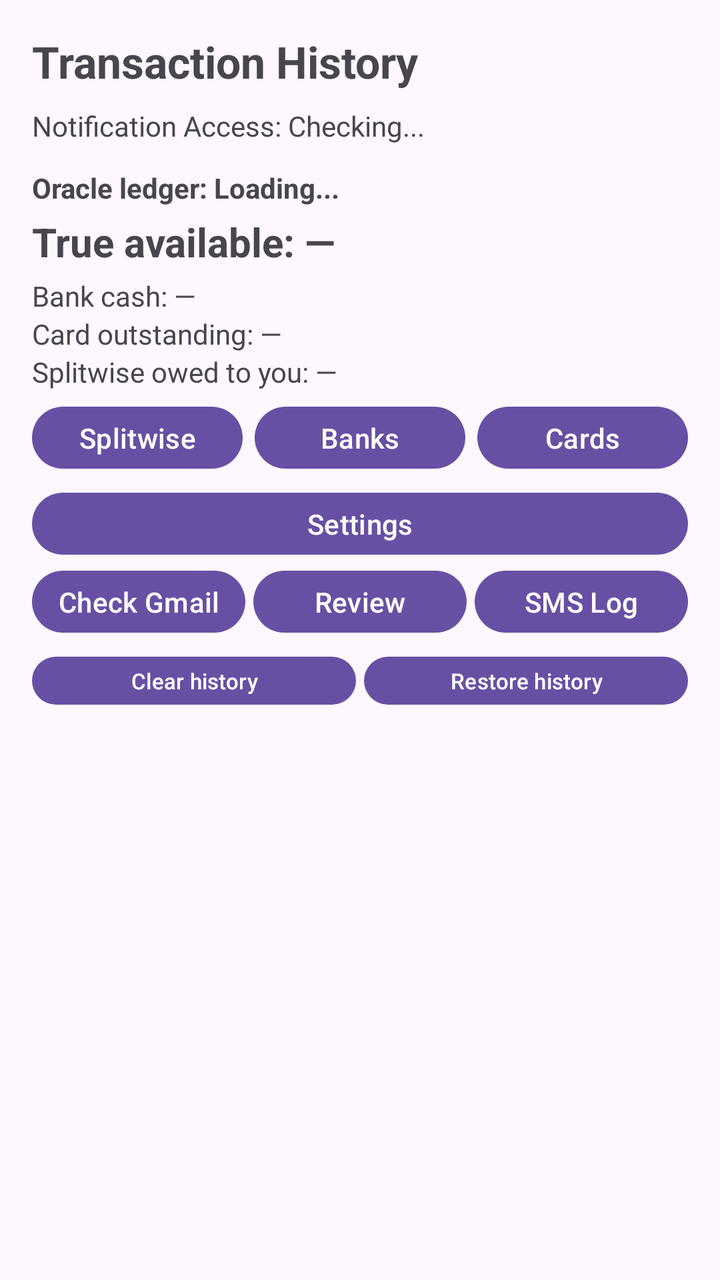
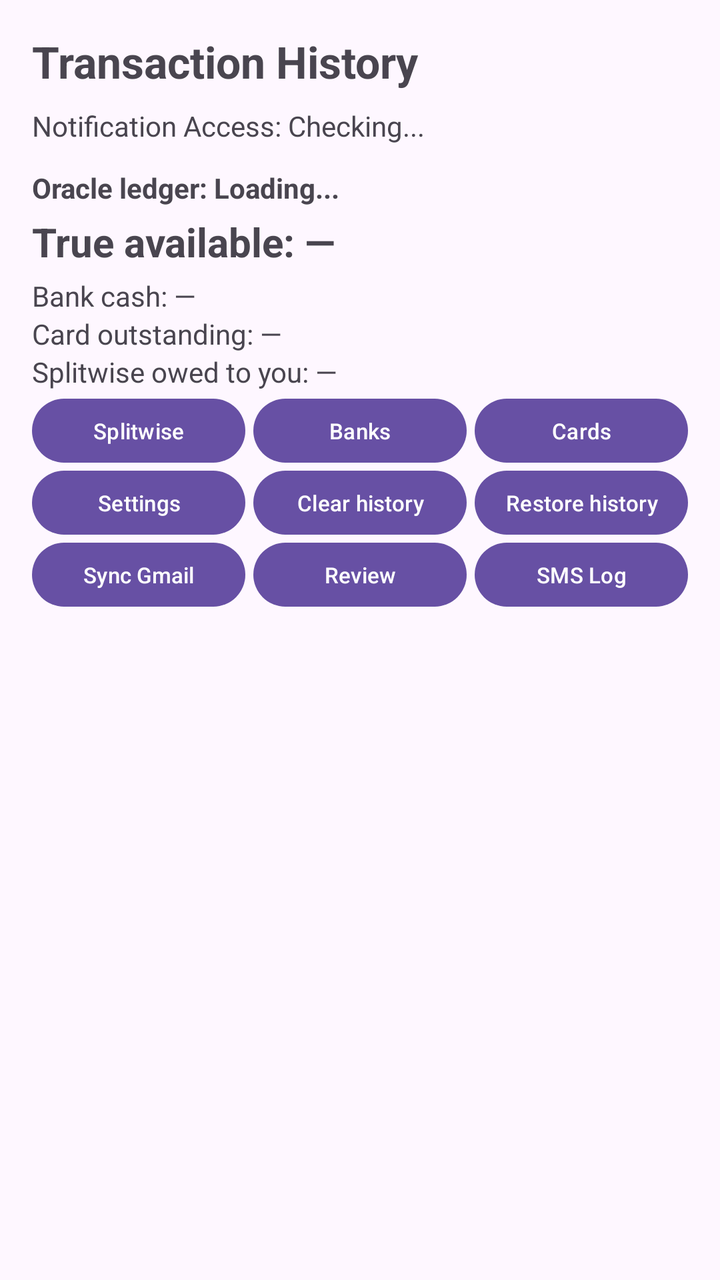

An Android layout rendered at two revisions. The XML below is the earlier revision; the diff shows what the commit changed to produce the second picture.
<!-- AndroidManifest.xml: application theme Theme.FinanceSMSTracker -->
<!-- res/layout/activity_main.xml -->
<?xml version="1.0" encoding="utf-8"?>
<androidx.constraintlayout.widget.ConstraintLayout xmlns:android="http://schemas.android.com/apk/res/android"
    xmlns:app="http://schemas.android.com/apk/res-auto"
    xmlns:tools="http://schemas.android.com/tools"
    android:id="@+id/main"
    android:layout_width="match_parent"
    android:layout_height="match_parent"
    android:padding="16dp"
    tools:context=".MainActivity">

    <TextView
        android:id="@+id/textViewTitle"
        android:layout_width="wrap_content"
        android:layout_height="wrap_content"
        android:text="Transaction History"
        android:textSize="22sp"
        android:textStyle="bold"
        app:layout_constraintStart_toStartOf="parent"
        app:layout_constraintTop_toTopOf="parent" />

    <Button
        android:id="@+id/buttonOpenNotificationSettings"
        android:layout_width="0dp"
        android:layout_height="wrap_content"
        android:layout_marginTop="12dp"
        android:text="Enable Gmail Notifications"
        android:visibility="gone"
        app:layout_constraintEnd_toEndOf="parent"
        app:layout_constraintStart_toStartOf="parent"
        app:layout_constraintTop_toBottomOf="@id/textViewTitle" />

    <TextView
        android:id="@+id/textViewNotificationStatus"
        android:layout_width="0dp"
        android:layout_height="wrap_content"
        android:layout_marginTop="8dp"
        android:text="Notification Access: Checking..."
        android:textSize="14sp"
        app:layout_constraintEnd_toEndOf="parent"
        app:layout_constraintStart_toStartOf="parent"
        app:layout_constraintTop_toBottomOf="@id/buttonOpenNotificationSettings" />

    <LinearLayout
        android:id="@+id/oracleLedgerPanel"
        android:layout_width="0dp"
        android:layout_height="wrap_content"
        android:layout_marginTop="12dp"
        android:orientation="vertical"
        app:layout_constraintEnd_toEndOf="parent"
        app:layout_constraintStart_toStartOf="parent"
        app:layout_constraintTop_toBottomOf="@id/textViewNotificationStatus">

        <TextView
            android:id="@+id/textViewOracleStatus"
            android:layout_width="wrap_content"
            android:layout_height="wrap_content"
            android:text="Oracle ledger: Loading..."
            android:textSize="14sp"
            android:textStyle="bold" />

        <TextView
            android:id="@+id/textViewTrueAvailable"
            android:layout_width="wrap_content"
            android:layout_height="wrap_content"
            android:layout_marginTop="4dp"
            android:text="True available: —"
            android:textSize="20sp"
            android:textStyle="bold" />

        <TextView
            android:id="@+id/textViewBankCash"
            android:layout_width="wrap_content"
            android:layout_height="wrap_content"
            android:layout_marginTop="4dp"
            android:text="Bank cash: —"
            android:textSize="14sp" />

        <TextView
            android:id="@+id/textViewCardOutstanding"
            android:layout_width="wrap_content"
            android:layout_height="wrap_content"
            android:text="Card outstanding: —"
            android:textSize="14sp" />

        <TextView
            android:id="@+id/textViewSplitwiseReceivable"
            android:layout_width="wrap_content"
            android:layout_height="wrap_content"
            android:text="Splitwise owed to you: —"
            android:textSize="14sp" />

        <LinearLayout
            android:layout_width="match_parent"
            android:layout_height="wrap_content"
            android:layout_marginTop="4dp"
            android:orientation="horizontal">

            <Button
                android:id="@+id/buttonEditSplitwise"
                android:layout_width="0dp"
                android:layout_height="wrap_content"
                android:layout_weight="1"
                android:minHeight="0dp"
                android:paddingStart="4dp"
                android:paddingEnd="4dp"
                android:text="Splitwise" />

            <Button
                android:id="@+id/buttonEditBankAccounts"
                android:layout_width="0dp"
                android:layout_height="wrap_content"
                android:layout_marginStart="6dp"
                android:layout_weight="1"
                android:minHeight="0dp"
                android:paddingStart="4dp"
                android:paddingEnd="4dp"
                android:text="Banks" />

            <Button
                android:id="@+id/buttonEditCreditCards"
                android:layout_width="0dp"
                android:layout_height="wrap_content"
                android:layout_marginStart="6dp"
                android:layout_weight="1"
                android:minHeight="0dp"
                android:paddingStart="4dp"
                android:paddingEnd="4dp"
                android:text="Cards" />
        </LinearLayout>

    </LinearLayout>

    <LinearLayout
        android:id="@+id/oracleControlsRow"
        android:layout_width="0dp"
        android:layout_height="wrap_content"
        android:layout_marginTop="4dp"
        android:orientation="horizontal"
        app:layout_constraintEnd_toEndOf="parent"
        app:layout_constraintStart_toStartOf="parent"
        app:layout_constraintTop_toBottomOf="@id/oracleLedgerPanel">

        <Button
            android:id="@+id/buttonOracleSettings"
            android:layout_width="0dp"
            android:layout_height="wrap_content"
            android:layout_weight="1"
            android:minHeight="0dp"
            android:paddingStart="2dp"
            android:paddingEnd="2dp"
            android:text="Settings" />

    </LinearLayout>

    <LinearLayout
        android:id="@+id/oracleControlsRow2"
        android:layout_width="0dp"
        android:layout_height="wrap_content"
        android:orientation="horizontal"
        app:layout_constraintEnd_toEndOf="parent"
        app:layout_constraintStart_toStartOf="parent"
        app:layout_constraintTop_toBottomOf="@id/oracleControlsRow">

        <Button
            android:id="@+id/buttonGmailSync"
            android:layout_width="0dp"
            android:layout_height="wrap_content"
            android:layout_weight="1"
            android:minHeight="0dp"
            android:paddingStart="2dp"
            android:paddingEnd="2dp"
            android:text="Check Gmail" />

        <Button
            android:id="@+id/buttonReviewReconcile"
            android:layout_width="0dp"
            android:layout_height="wrap_content"
            android:layout_marginStart="4dp"
            android:layout_weight="1"
            android:minHeight="0dp"
            android:paddingStart="2dp"
            android:paddingEnd="2dp"
            android:text="Review" />

        <Button
            android:id="@+id/buttonSmsLog"
            android:layout_width="0dp"
            android:layout_height="wrap_content"
            android:layout_marginStart="4dp"
            android:layout_weight="1"
            android:minHeight="0dp"
            android:paddingStart="2dp"
            android:paddingEnd="2dp"
            android:text="SMS Log" />

    </LinearLayout>

    <LinearLayout
        android:id="@+id/historyButtonsRow"
        android:layout_width="0dp"
        android:layout_height="wrap_content"
        android:layout_marginTop="4dp"
        android:orientation="horizontal"
        app:layout_constraintEnd_toEndOf="parent"
        app:layout_constraintStart_toStartOf="parent"
        app:layout_constraintTop_toBottomOf="@id/oracleControlsRow2">

        <Button
            android:id="@+id/buttonClearLocalHistory"
            android:layout_width="0dp"
            android:layout_height="32dp"
            android:layout_weight="1"
            android:minHeight="0dp"
            android:paddingStart="4dp"
            android:paddingTop="0dp"
            android:paddingEnd="4dp"
            android:paddingBottom="0dp"
            android:text="Clear history"
            android:textSize="11sp" />

        <Button
            android:id="@+id/buttonRestoreHistory"
            android:layout_width="0dp"
            android:layout_height="32dp"
            android:layout_marginStart="4dp"
            android:layout_weight="1"
            android:minHeight="0dp"
            android:paddingStart="4dp"
            android:paddingTop="0dp"
            android:paddingEnd="4dp"
            android:paddingBottom="0dp"
            android:text="Restore history"
            android:textSize="11sp" />
    </LinearLayout>

    <androidx.recyclerview.widget.RecyclerView
        android:id="@+id/recyclerViewTransactions"
        android:layout_width="0dp"
        android:layout_height="0dp"
        android:layout_marginTop="12dp"
        app:layout_constraintBottom_toBottomOf="parent"
        app:layout_constraintEnd_toEndOf="parent"
        app:layout_constraintStart_toStartOf="parent"
        app:layout_constraintTop_toBottomOf="@id/historyButtonsRow"
        tools:listitem="@layout/item_transaction" />

    <TextView
        android:id="@+id/textViewEmpty"
        android:layout_width="wrap_content"
        android:layout_height="wrap_content"
        android:text="No transactions found."
        android:textSize="16sp"
        android:visibility="gone"
        app:layout_constraintBottom_toBottomOf="parent"
        app:layout_constraintEnd_toEndOf="parent"
        app:layout_constraintStart_toStartOf="parent"
        app:layout_constraintTop_toTopOf="@id/recyclerViewTransactions" />

</androidx.constraintlayout.widget.ConstraintLayout>
<!-- res/layout/item_transaction.xml (included above) -->
<?xml version="1.0" encoding="utf-8"?>
<androidx.cardview.widget.CardView xmlns:android="http://schemas.android.com/apk/res/android"
    xmlns:app="http://schemas.android.com/apk/res-auto"
    android:layout_width="match_parent"
    android:layout_height="wrap_content"
    android:layout_marginBottom="8dp"
    app:cardCornerRadius="8dp"
    app:cardElevation="2dp">

    <LinearLayout
        android:layout_width="match_parent"
        android:layout_height="wrap_content"
        android:orientation="vertical"
        android:padding="12dp">

        <LinearLayout
            android:layout_width="match_parent"
            android:layout_height="wrap_content"
            android:orientation="horizontal">

            <TextView
                android:id="@+id/textViewMerchant"
                android:layout_width="0dp"
                android:layout_height="wrap_content"
                android:layout_weight="1"
                android:text="Merchant / Payee"
                android:textColor="@android:color/black"
                android:textSize="16sp"
                android:textStyle="bold" />

            <TextView
                android:id="@+id/textViewAmount"
                android:layout_width="wrap_content"
                android:layout_height="wrap_content"
                android:text="₹0.00"
                android:textSize="16sp"
                android:textStyle="bold" />
        </LinearLayout>

        <LinearLayout
            android:layout_width="match_parent"
            android:layout_height="wrap_content"
            android:layout_marginTop="4dp"
            android:orientation="horizontal">

            <TextView
                android:id="@+id/textViewCategory"
                android:layout_width="wrap_content"
                android:layout_height="wrap_content"
                android:background="#E0E0E0"
                android:paddingHorizontal="6dp"
                android:paddingVertical="2dp"
                android:text="CATEGORY"
                android:textColor="#212121"
                android:textSize="12sp"
                android:textStyle="bold" />

            <TextView
                android:id="@+id/textViewType"
                android:layout_width="0dp"
                android:layout_height="wrap_content"
                android:layout_weight="1"
                android:layout_marginStart="8dp"
                android:text="DEBIT"
                android:textSize="12sp" />

            <TextView
                android:id="@+id/textViewBank"
                android:layout_width="wrap_content"
                android:layout_height="wrap_content"
                android:text="HDFC"
                android:textSize="12sp" />
        </LinearLayout>

        <LinearLayout
            android:layout_width="match_parent"
            android:layout_height="wrap_content"
            android:layout_marginTop="2dp"
            android:orientation="horizontal">

            <TextView
                android:id="@+id/textViewDateTime"
                android:layout_width="0dp"
                android:layout_height="wrap_content"
                android:layout_gravity="bottom"
                android:layout_weight="1"
                android:text="12 Oct 2023, 10:30 AM"
                android:textSize="11sp"
                android:textColor="@android:color/darker_gray" />

            <TextView
                android:id="@+id/textViewPaymentMethod"
                android:layout_width="wrap_content"
                android:layout_height="wrap_content"
                android:text="UPI"
                android:textSize="12sp" />
        </LinearLayout>

    </LinearLayout>
</androidx.cardview.widget.CardView>
<!-- resources referenced by this layout -->
<resources>
  <style name="Theme.FinanceSMSTracker" parent="Base.Theme.FinanceSMSTracker" />
  <style name="Base.Theme.FinanceSMSTracker" parent="Theme.Material3.DayNight.NoActionBar">
          
          
      </style>
</resources>

<!-- the commit's change to res/layout/activity_main.xml (unified diff, before → after) -->
@@ -98,34 +98,52 @@
             <Button
                 android:id="@+id/buttonEditSplitwise"
                 android:layout_width="0dp"
-                android:layout_height="wrap_content"
-                android:layout_weight="1"
+                android:layout_height="32dp"
+                android:layout_weight="1"
+                android:insetTop="0dp"
+                android:insetBottom="0dp"
                 android:minHeight="0dp"
+                android:paddingTop="0dp"
+                android:paddingBottom="0dp"
                 android:paddingStart="4dp"
                 android:paddingEnd="4dp"
-                android:text="Splitwise" />
+                android:text="Splitwise"
+                android:maxLines="1"
+                android:textSize="11sp" />
 
             <Button
                 android:id="@+id/buttonEditBankAccounts"
                 android:layout_width="0dp"
-                android:layout_height="wrap_content"
-                android:layout_marginStart="6dp"
-                android:layout_weight="1"
+                android:layout_height="32dp"
+                android:layout_marginStart="4dp"
+                android:layout_weight="1"
+                android:insetTop="0dp"
+                android:insetBottom="0dp"
                 android:minHeight="0dp"
+                android:paddingTop="0dp"
+                android:paddingBottom="0dp"
                 android:paddingStart="4dp"
                 android:paddingEnd="4dp"
-                android:text="Banks" />
+                android:text="Banks"
+                android:maxLines="1"
+                android:textSize="11sp" />
 
             <Button
                 android:id="@+id/buttonEditCreditCards"
                 android:layout_width="0dp"
-                android:layout_height="wrap_content"
-                android:layout_marginStart="6dp"
-                android:layout_weight="1"
+                android:layout_height="32dp"
+                android:layout_marginStart="4dp"
+                android:layout_weight="1"
+                android:insetTop="0dp"
+                android:insetBottom="0dp"
                 android:minHeight="0dp"
+                android:paddingTop="0dp"
+                android:paddingBottom="0dp"
                 android:paddingStart="4dp"
                 android:paddingEnd="4dp"
-                android:text="Cards" />
+                android:text="Cards"
+                android:maxLines="1"
+                android:textSize="11sp" />
         </LinearLayout>
 
     </LinearLayout>
@@ -143,12 +161,52 @@
         <Button
             android:id="@+id/buttonOracleSettings"
             android:layout_width="0dp"
-            android:layout_height="wrap_content"
-            android:layout_weight="1"
-            android:minHeight="0dp"
-            android:paddingStart="2dp"
-            android:paddingEnd="2dp"
-            android:text="Settings" />
+            android:layout_height="32dp"
+            android:layout_weight="1"
+            android:insetTop="0dp"
+            android:insetBottom="0dp"
+            android:minHeight="0dp"
+            android:paddingStart="2dp"
+            android:paddingTop="0dp"
+            android:paddingEnd="2dp"
+            android:paddingBottom="0dp"
+            android:maxLines="1"
+            android:text="Settings"
+            android:textSize="11sp" />
+
+        <Button
+            android:id="@+id/buttonClearLocalHistory"
+            android:layout_width="0dp"
+            android:layout_height="32dp"
+            android:layout_marginStart="4dp"
+            android:layout_weight="1"
+            android:insetTop="0dp"
+            android:insetBottom="0dp"
+            android:minHeight="0dp"
+            android:paddingStart="2dp"
+            android:paddingTop="0dp"
+            android:paddingEnd="2dp"
+            android:paddingBottom="0dp"
+            android:maxLines="1"
+            android:text="Clear history"
+            android:textSize="11sp" />
+
+        <Button
+            android:id="@+id/buttonRestoreHistory"
+            android:layout_width="0dp"
+            android:layout_height="32dp"
+            android:layout_marginStart="4dp"
+            android:layout_weight="1"
+            android:insetTop="0dp"
+            android:insetBottom="0dp"
+            android:minHeight="0dp"
+            android:paddingStart="2dp"
+            android:paddingTop="0dp"
+            android:paddingEnd="2dp"
+            android:paddingBottom="0dp"
+            android:maxLines="1"
+            android:text="Restore history"
+            android:textSize="11sp" />
 
     </LinearLayout>
 
@@ -156,81 +214,62 @@
         android:id="@+id/oracleControlsRow2"
         android:layout_width="0dp"
         android:layout_height="wrap_content"
-        android:orientation="horizontal"
-        app:layout_constraintEnd_toEndOf="parent"
-        app:layout_constraintStart_toStartOf="parent"
-        app:layout_constraintTop_toBottomOf="@id/oracleControlsRow">
-
-        <Button
-            android:id="@+id/buttonGmailSync"
-            android:layout_width="0dp"
-            android:layout_height="wrap_content"
-            android:layout_weight="1"
-            android:minHeight="0dp"
-            android:paddingStart="2dp"
-            android:paddingEnd="2dp"
-            android:text="Check Gmail" />
-
-        <Button
-            android:id="@+id/buttonReviewReconcile"
-            android:layout_width="0dp"
-            android:layout_height="wrap_content"
-            android:layout_marginStart="4dp"
-            android:layout_weight="1"
-            android:minHeight="0dp"
-            android:paddingStart="2dp"
-            android:paddingEnd="2dp"
-            android:text="Review" />
-
-        <Button
-            android:id="@+id/buttonSmsLog"
-            android:layout_width="0dp"
-            android:layout_height="wrap_content"
-            android:layout_marginStart="4dp"
-            android:layout_weight="1"
-            android:minHeight="0dp"
-            android:paddingStart="2dp"
-            android:paddingEnd="2dp"
-            android:text="SMS Log" />
-
-    </LinearLayout>
-
-    <LinearLayout
-        android:id="@+id/historyButtonsRow"
-        android:layout_width="0dp"
-        android:layout_height="wrap_content"
         android:layout_marginTop="4dp"
         android:orientation="horizontal"
         app:layout_constraintEnd_toEndOf="parent"
         app:layout_constraintStart_toStartOf="parent"
-        app:layout_constraintTop_toBottomOf="@id/oracleControlsRow2">
-
-        <Button
-            android:id="@+id/buttonClearLocalHistory"
-            android:layout_width="0dp"
-            android:layout_height="32dp"
-            android:layout_weight="1"
-            android:minHeight="0dp"
-            android:paddingStart="4dp"
-            android:paddingTop="0dp"
-            android:paddingEnd="4dp"
-            android:paddingBottom="0dp"
-            android:text="Clear history"
-            android:textSize="11sp" />
-
-        <Button
-            android:id="@+id/buttonRestoreHistory"
+        app:layout_constraintTop_toBottomOf="@id/oracleControlsRow">
+
+        <Button
+            android:id="@+id/buttonGmailSync"
+            android:layout_width="0dp"
+            android:layout_height="32dp"
+            android:layout_weight="1"
+            android:insetTop="0dp"
+            android:insetBottom="0dp"
+            android:minHeight="0dp"
+            android:paddingStart="2dp"
+            android:paddingTop="0dp"
+            android:paddingEnd="2dp"
+            android:paddingBottom="0dp"
+            android:maxLines="1"
+            android:text="Sync Gmail"
+            android:textSize="11sp" />
+
+        <Button
+            android:id="@+id/buttonReviewReconcile"
             android:layout_width="0dp"
             android:layout_height="32dp"
             android:layout_marginStart="4dp"
             android:layout_weight="1"
-            android:minHeight="0dp"
-            android:paddingStart="4dp"
-            android:paddingTop="0dp"
-            android:paddingEnd="4dp"
-            android:paddingBottom="0dp"
-            android:text="Restore history"
-            android:textSize="11sp" />
+            android:insetTop="0dp"
+            android:insetBottom="0dp"
+            android:minHeight="0dp"
+            android:paddingStart="2dp"
+            android:paddingTop="0dp"
+            android:paddingEnd="2dp"
+            android:paddingBottom="0dp"
+            android:maxLines="1"
+            android:text="Review"
+            android:textSize="11sp" />
+
+        <Button
+            android:id="@+id/buttonSmsLog"
+            android:layout_width="0dp"
+            android:layout_height="32dp"
+            android:layout_marginStart="4dp"
+            android:layout_weight="1"
+            android:insetTop="0dp"
+            android:insetBottom="0dp"
+            android:minHeight="0dp"
+            android:paddingStart="2dp"
+            android:paddingTop="0dp"
+            android:paddingEnd="2dp"
+            android:paddingBottom="0dp"
+            android:maxLines="1"
+            android:text="SMS Log"
+            android:textSize="11sp" />
+
     </LinearLayout>
 
     <androidx.recyclerview.widget.RecyclerView
@@ -241,7 +280,7 @@
         app:layout_constraintBottom_toBottomOf="parent"
         app:layout_constraintEnd_toEndOf="parent"
         app:layout_constraintStart_toStartOf="parent"
-        app:layout_constraintTop_toBottomOf="@id/historyButtonsRow"
+        app:layout_constraintTop_toBottomOf="@id/oracleControlsRow2"
         tools:listitem="@layout/item_transaction" />
 
     <TextView
